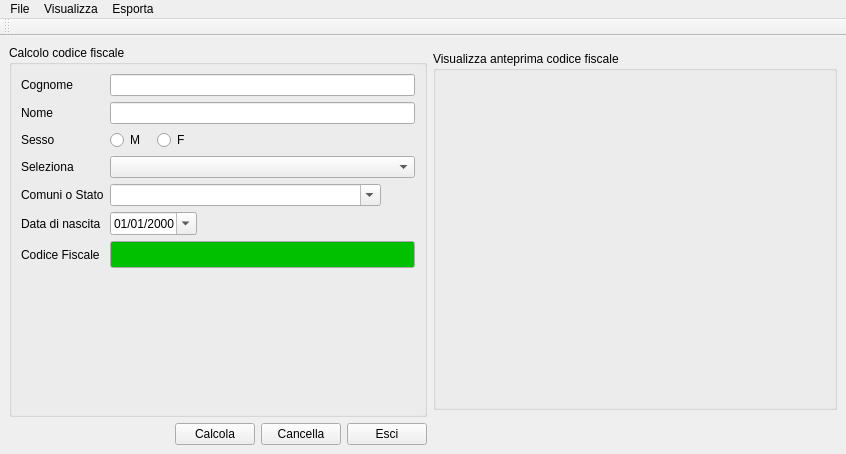
Before: the Qt Designer form lylibrary/ui/cod_fisc.ui in kratos83/LyLibrary, drawn with Qt 5.
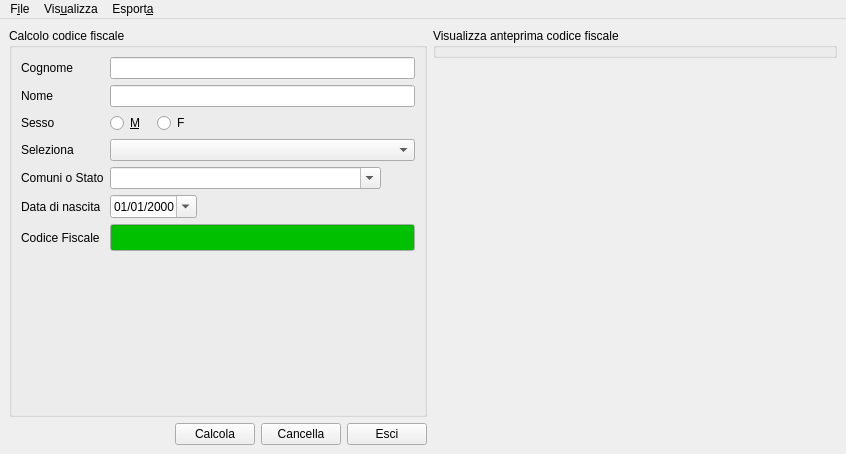
After: the same form once the commit is applied. Icons and pictures are not drawn.

```diff
--- a/lylibrary/ui/cod_fisc.ui
+++ b/lylibrary/ui/cod_fisc.ui
@@ -31,7 +31,7 @@
   </property>
   <widget class="QWidget" name="centralwidget">
    <layout class="QGridLayout" name="gridLayout_2">
-    <item row="2" column="0">
+    <item row="3" column="0">
      <spacer name="verticalSpacer_3">
       <property name="orientation">
        <enum>Qt::Vertical</enum>
@@ -44,7 +44,7 @@
       </property>
      </spacer>
     </item>
-    <item row="0" column="0" rowspan="3" colspan="5">
+    <item row="0" column="0" rowspan="4" colspan="5">
      <widget class="QGroupBox" name="groupBox">
       <property name="sizePolicy">
        <sizepolicy hsizetype="Fixed" vsizetype="Preferred">
@@ -103,13 +103,19 @@
        </item>
        <item row="2" column="1">
         <widget class="QRadioButton" name="radioButtonM">
+         <property name="toolTip">
+          <string>Maschio</string>
+         </property>
          <property name="text">
-          <string>M</string>
+          <string>&amp;M</string>
          </property>
         </widget>
        </item>
        <item row="2" column="2">
         <widget class="QRadioButton" name="radioButtonF">
+         <property name="toolTip">
+          <string>Femmina</string>
+         </property>
          <property name="text">
           <string>F</string>
          </property>
@@ -151,6 +157,9 @@
        </item>
        <item row="5" column="1" colspan="2">
         <widget class="QDateEdit" name="calendarWidget">
+         <property name="toolTip">
+          <string>Seleziona data di nascita</string>
+         </property>
          <property name="wrapping">
           <bool>false</bool>
          </property>
@@ -199,16 +208,31 @@
         </spacer>
        </item>
        <item row="3" column="1" colspan="4">
-        <widget class="QComboBox" name="comboBox_sel"/>
+        <widget class="QComboBox" name="comboBox_sel">
+         <property name="toolTip">
+          <string>Seleziona comune o stato</string>
+         </property>
+        </widget>
        </item>
        <item row="1" column="1" colspan="4">
-        <widget class="QLineEdit" name="lineEditNome"/>
+        <widget class="QLineEdit" name="lineEditNome">
+         <property name="toolTip">
+          <string>Nome</string>
+         </property>
+        </widget>
        </item>
        <item row="0" column="1" colspan="4">
-        <widget class="QLineEdit" name="lineEditCognome"/>
+        <widget class="QLineEdit" name="lineEditCognome">
+         <property name="toolTip">
+          <string>Cognome</string>
+         </property>
+        </widget>
        </item>
        <item row="4" column="1" colspan="3">
         <widget class="QComboBox" name="comboBoxComune">
+         <property name="toolTip">
+          <string>Seleziona comune o stato</string>
+         </property>
          <property name="editable">
           <bool>true</bool>
          </property>
@@ -260,6 +284,9 @@
            <bold>true</bold>
           </font>
          </property>
+         <property name="toolTip">
+          <string>Visualizza codice fiscale</string>
+         </property>
          <property name="readOnly">
           <bool>true</bool>
          </property>
@@ -268,46 +295,7 @@
       </layout>
      </widget>
     </item>
-    <item row="1" column="5">
-     <widget class="QGroupBox" name="groupBox_2">
-      <property name="maximumSize">
-       <size>
-        <width>16777215</width>
-        <height>410</height>
-       </size>
-      </property>
-      <property name="title">
-       <string>Visualizza anteprima codice fiscale</string>
-      </property>
-      <layout class="QGridLayout" name="gridLayout_5">
-       <item row="0" column="0">
-        <layout class="QGridLayout" name="gridLayout_4">
-         <item row="0" column="0">
-          <widget class="QLabel" name="image_cod_fisc">
-           <property name="text">
-            <string/>
-           </property>
-          </widget>
-         </item>
-        </layout>
-       </item>
-       <item row="1" column="0">
-        <spacer name="verticalSpacer">
-         <property name="orientation">
-          <enum>Qt::Vertical</enum>
-         </property>
-         <property name="sizeHint" stdset="0">
-          <size>
-           <width>20</width>
-           <height>344</height>
-          </size>
-         </property>
-        </spacer>
-       </item>
-      </layout>
-     </widget>
-    </item>
-    <item row="3" column="5">
+    <item row="4" column="5">
      <spacer name="horizontalSpacer_3">
       <property name="orientation">
        <enum>Qt::Horizontal</enum>
@@ -320,7 +308,7 @@
       </property>
      </spacer>
     </item>
-    <item row="3" column="4">
+    <item row="4" column="4">
      <widget class="QPushButton" name="esci">
       <property name="sizePolicy">
        <sizepolicy hsizetype="Fixed" vsizetype="Fixed">
@@ -328,6 +316,9 @@
         <verstretch>0</verstretch>
        </sizepolicy>
       </property>
+      <property name="toolTip">
+       <string>Esci</string>
+      </property>
       <property name="text">
        <string>Esci</string>
       </property>
@@ -337,7 +328,7 @@
       </property>
      </widget>
     </item>
-    <item row="3" column="3">
+    <item row="4" column="3">
      <widget class="QPushButton" name="pushButtonCancella">
       <property name="sizePolicy">
        <sizepolicy hsizetype="Fixed" vsizetype="Fixed">
@@ -345,6 +336,9 @@
         <verstretch>0</verstretch>
        </sizepolicy>
       </property>
+      <property name="toolTip">
+       <string>Cancella tutto</string>
+      </property>
       <property name="text">
        <string>Cancella</string>
       </property>
@@ -354,7 +348,7 @@
       </property>
      </widget>
     </item>
-    <item row="3" column="2">
+    <item row="4" column="2">
      <widget class="QPushButton" name="pushButtonCalcola">
       <property name="sizePolicy">
        <sizepolicy hsizetype="Fixed" vsizetype="Fixed">
@@ -362,6 +356,9 @@
         <verstretch>0</verstretch>
        </sizepolicy>
       </property>
+      <property name="toolTip">
+       <string>Calcola codice fiscale</string>
+      </property>
       <property name="text">
        <string>Calcola</string>
       </property>
@@ -371,6 +368,43 @@
       </property>
      </widget>
     </item>
+    <item row="2" column="5">
+     <widget class="QLabel" name="image_cod_fisc">
+      <property name="text">
+       <string/>
+      </property>
+     </widget>
+    </item>
+    <item row="0" column="5">
+     <widget class="QGroupBox" name="groupBox_2">
+      <property name="minimumSize">
+       <size>
+        <width>0</width>
+        <height>30</height>
+       </size>
+      </property>
+      <property name="maximumSize">
+       <size>
+        <width>16777215</width>
+        <height>30</height>
+       </size>
+      </property>
+      <property name="baseSize">
+       <size>
+        <width>0</width>
+        <height>30</height>
+       </size>
+      </property>
+      <property name="title">
+       <string>Visualizza anteprima codice fiscale</string>
+      </property>
+      <layout class="QGridLayout" name="gridLayout_5">
+       <item row="0" column="0">
+        <layout class="QGridLayout" name="gridLayout_4"/>
+       </item>
+      </layout>
+     </widget>
+    </item>
    </layout>
   </widget>
   <widget class="QMenuBar" name="menubar">
@@ -379,12 +413,12 @@
      <x>0</x>
      <y>0</y>
      <width>846</width>
-     <height>21</height>
+     <height>30</height>
     </rect>
    </property>
    <widget class="QMenu" name="menuFile">
     <property name="title">
-     <string>File</string>
+     <string>F&amp;ile</string>
     </property>
     <addaction name="actionStampa"/>
     <addaction name="separator"/>
@@ -392,13 +426,13 @@
    </widget>
    <widget class="QMenu" name="menuVisulizza">
     <property name="title">
-     <string>Visualizza</string>
+     <string>Vis&amp;ualizza</string>
     </property>
     <addaction name="actionVisualizza_anteprima"/>
    </widget>
    <widget class="QMenu" name="menuEsporta">
     <property name="title">
-     <string>Esporta</string>
+     <string>Esport&amp;a</string>
     </property>
     <addaction name="actionEsporta_in_pdf"/>
     <addaction name="actionEsporta_in_immagine"/>
@@ -407,20 +441,9 @@
    <addaction name="menuVisulizza"/>
    <addaction name="menuEsporta"/>
   </widget>
-  <widget class="QToolBar" name="toolBar">
-   <property name="windowTitle">
-    <string>toolBar</string>
-   </property>
-   <attribute name="toolBarArea">
-    <enum>TopToolBarArea</enum>
-   </attribute>
-   <attribute name="toolBarBreak">
-    <bool>false</bool>
-   </attribute>
-  </widget>
   <action name="actionEsci">
    <property name="text">
-    <string>Esci</string>
+    <string>&amp;Esci</string>
    </property>
   </action>
   <action name="actionVisualizza_anteprima">
@@ -428,12 +451,12 @@
     <bool>true</bool>
    </property>
    <property name="text">
-    <string>Visualizza anteprima</string>
+    <string>&amp;Visualizza anteprima</string>
    </property>
   </action>
   <action name="actionStampa">
    <property name="text">
-    <string>Stampa</string>
+    <string>&amp;Stampa</string>
    </property>
   </action>
   <action name="actionAbout">
@@ -447,12 +470,12 @@
   </action>
   <action name="actionEsporta_in_pdf">
    <property name="text">
-    <string>Esporta in pdf</string>
+    <string>&amp;Esporta in pdf</string>
    </property>
   </action>
   <action name="actionEsporta_in_immagine">
    <property name="text">
-    <string>Esporta in immagine</string>
+    <string>Esporta &amp;in immagine</string>
    </property>
   </action>
   <action name="actionVerifica_partita_iva">
@@ -466,7 +489,7 @@
   </action>
   <action name="actionVerifica_codice_fiscale">
    <property name="icon">
-    <iconset>
+    <iconset resource="../biblio.qrc">
      <normaloff>:/images/codice_fiscale_logo.png</normaloff>:/images/codice_fiscale_logo.png</iconset>
    </property>
    <property name="text">
```
